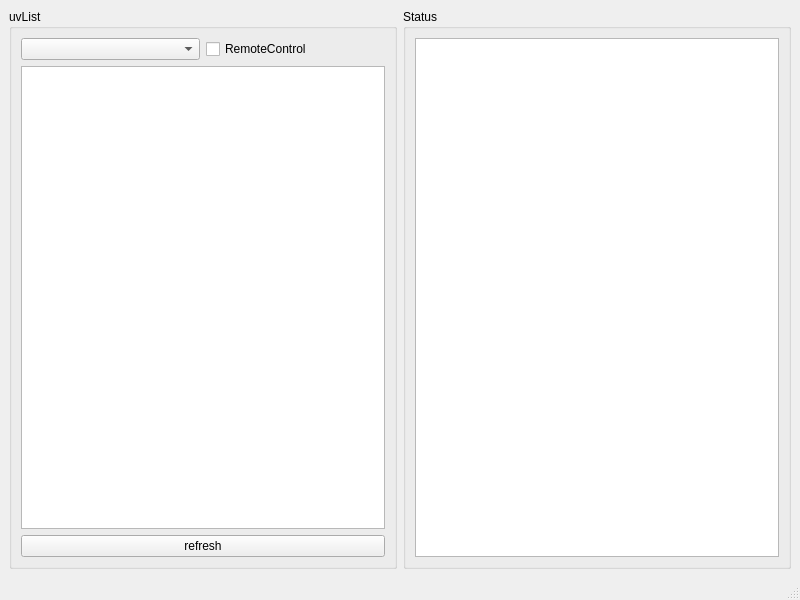
IlleniumDillon/UVHost, file src/uvhost/src/uvui.ui: the form before one commit.
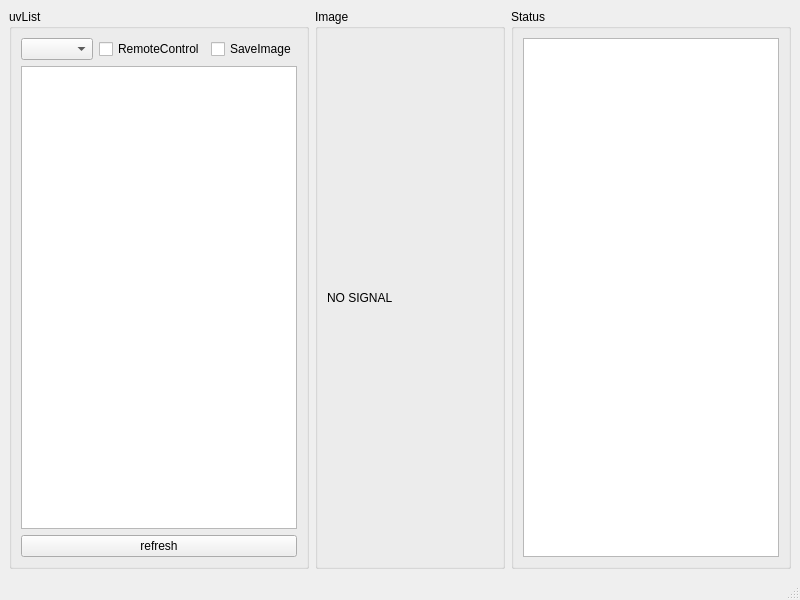
The form after the commit.

Diff of the .ui file:
```diff
--- a/src/uvhost/src/uvui.ui
+++ b/src/uvhost/src/uvui.ui
@@ -39,6 +39,13 @@
            </property>
           </widget>
          </item>
+         <item>
+          <widget class="QCheckBox" name="checkBoxSave">
+           <property name="text">
+            <string>SaveImage</string>
+           </property>
+          </widget>
+         </item>
         </layout>
        </item>
        <item row="1" column="0">
@@ -61,7 +68,7 @@
       </layout>
      </widget>
     </item>
-    <item row="0" column="1">
+    <item row="0" column="2">
      <widget class="QGroupBox" name="groupBoxStatus">
       <property name="title">
        <string>Status</string>
@@ -73,6 +80,28 @@
       </layout>
      </widget>
     </item>
+    <item row="0" column="1">
+     <widget class="QGroupBox" name="groupBox">
+      <property name="sizePolicy">
+       <sizepolicy hsizetype="Expanding" vsizetype="Expanding">
+        <horstretch>0</horstretch>
+        <verstretch>0</verstretch>
+       </sizepolicy>
+      </property>
+      <property name="title">
+       <string>Image</string>
+      </property>
+      <layout class="QGridLayout" name="gridLayout_4">
+       <item row="0" column="0">
+        <widget class="QLabel" name="labelImg">
+         <property name="text">
+          <string>NO SIGNAL</string>
+         </property>
+        </widget>
+       </item>
+      </layout>
+     </widget>
+    </item>
    </layout>
   </widget>
   <widget class="QMenuBar" name="menubar">
```
